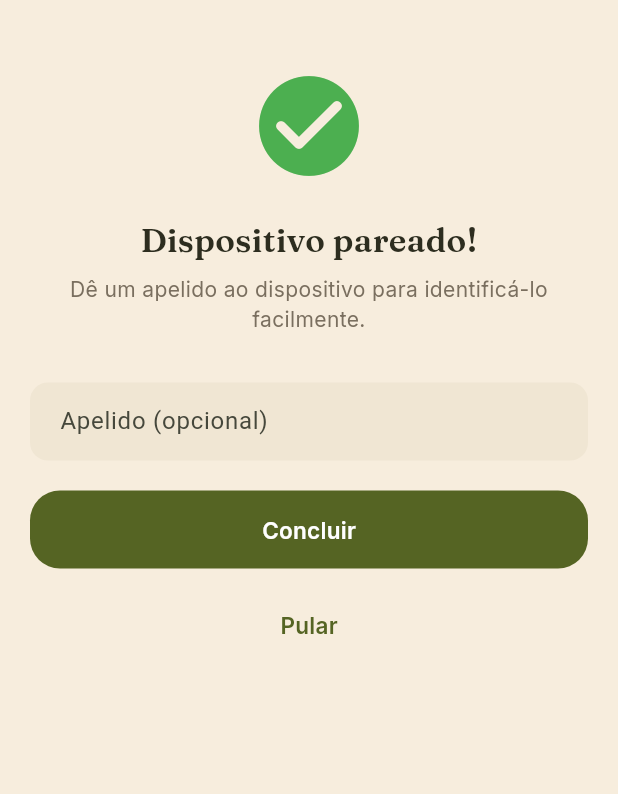
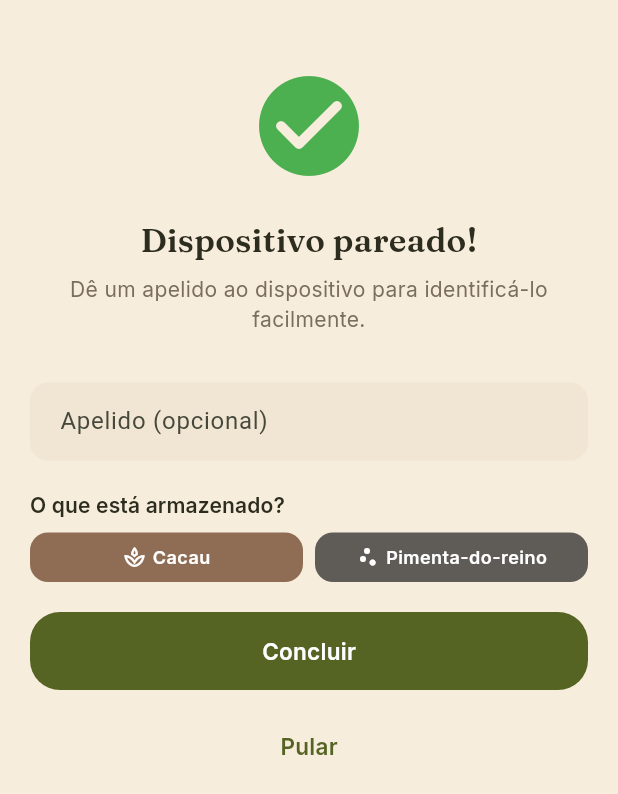
Before and after one commit to ramonsss/MQTT_Projeto_Vena, a Flutter app: the PairingSuccessStep widget shown alone on an empty page, opened directly with empty values, on a phone screen of 412 x 824 dp. Shown: the top 794 px of the screen. Run offline on Flutter 3.47's test engine with Material 3 defaults, Android fonts, the phone set to English and light mode, and no system bars; our stand-ins replace dio, drift, drift_flutter, fl_chart, flutter_riverpod, flutter_secure_storage and 5 more; missing offline and left inert: flutter_reactive_ble, mobile_scanner, mqtt_client; accounts and stored records are empty; generated files the repository leaves out were written again.

Commit message:
feat: adicionar campo de conteudo a relacao dispositivo usuario

```diff
--- a/mobile/lib/core/db/daos/device_dao.dart
+++ b/mobile/lib/core/db/daos/device_dao.dart
@@ -21,4 +21,10 @@ class DeviceDao extends DatabaseAccessor<AppDatabase> with _$DeviceDaoMixin {
       (update(devices)..where((t) => t.deviceId.equals(deviceId))).write(
         DevicesCompanion(alias: Value(alias)),
       );
+
+  // Update only the storedContent field (local-only, no outbox).
+  Future<void> updateStoredContent(String deviceId, String? content) =>
+      (update(devices)..where((t) => t.deviceId.equals(deviceId))).write(
+        DevicesCompanion(storedContent: Value(content)),
+      );
 }
--- a/mobile/lib/core/db/tables/devices_table.dart
+++ b/mobile/lib/core/db/tables/devices_table.dart
@@ -6,6 +6,8 @@ class Devices extends Table {
   TextColumn get status => text().withDefault(const Constant('offline'))();
   IntColumn get lastSeenAt => integer().nullable()();
   TextColumn get fwVersion => text().nullable()();
+  // v2: what the user stores inside this Vena unit (local-only, no backend sync).
+  TextColumn get storedContent => text().nullable()();
 
   @override
   Set<Column> get primaryKey => {deviceId};
--- a/mobile/lib/features/pairing/presentation/widgets/pairing_success_step.dart
+++ b/mobile/lib/features/pairing/presentation/widgets/pairing_success_step.dart
@@ -1,4 +1,4 @@
-// E4 — PairingSuccessStep: confirmation with alias input.
+// E4 — PairingSuccessStep: confirmation with alias + stored-content input.
 
 import 'package:flutter/material.dart';
 
@@ -6,6 +6,7 @@ import '../../../../core/theme/colors.dart';
 import '../../../../design_system/components/vena_button.dart';
 import '../../../../design_system/tokens.dart';
 import '../../../../design_system/typography.dart';
+import 'stored_content_selector.dart';
 
 class PairingSuccessStep extends StatefulWidget {
   const PairingSuccessStep({
@@ -13,7 +14,8 @@ class PairingSuccessStep extends StatefulWidget {
     required this.onFinish,
   });
 
-  final void Function(String alias) onFinish;
+  /// [alias] may be empty (user skipped); [storedContent] may be null.
+  final void Function(String alias, String? storedContent) onFinish;
 
   @override
   State<PairingSuccessStep> createState() => _PairingSuccessStepState();
@@ -22,6 +24,7 @@ class PairingSuccessStep extends StatefulWidget {
 class _PairingSuccessStepState extends State<PairingSuccessStep>
     with SingleTickerProviderStateMixin {
   final _controller = TextEditingController();
+  String? _storedContent;
   late final AnimationController _anim;
   late final Animation<double> _scale;
 
@@ -85,18 +88,23 @@ class _PairingSuccessStepState extends State<PairingSuccessStep>
                 borderRadius: BorderRadius.circular(VenaRadius.md),
               ),
             ),
-            onSubmitted: (_) => widget.onFinish(_controller.text),
+            onSubmitted: (_) =>
+                widget.onFinish(_controller.text, _storedContent),
+          ),
+          const SizedBox(height: VenaSpacing.xl),
+          StoredContentSelector(
+            onChanged: (value) => setState(() => _storedContent = value),
           ),
           const SizedBox(height: VenaSpacing.xl),
           VenaButton(
             label: 'Concluir',
-            onPressed: () => widget.onFinish(_controller.text),
+            onPressed: () => widget.onFinish(_controller.text, _storedContent),
           ),
           const SizedBox(height: VenaSpacing.md),
           VenaButton(
             label: 'Pular',
             variant: VenaButtonVariant.ghost,
-            onPressed: () => widget.onFinish(''),
+            onPressed: () => widget.onFinish('', null),
           ),
         ],
       ),
--- /dev/null
+++ b/mobile/lib/features/pairing/presentation/widgets/stored_content_selector.dart
@@ -0,0 +1,138 @@
+// B2 — StoredContentSelector: quick-fill widget for "what is stored" field.
+//
+// Shows two ChoiceChips (Cacau, Pimenta-do-reino).
+
+import 'package:flutter/material.dart';
+
+import '../../../../design_system/tokens.dart';
+import '../../../../design_system/typography.dart';
+
+/// The two content options.
+enum _ContentOption { cacau, pimenta }
+
+extension _ContentOptionData on _ContentOption {
+  String get label => switch (this) {
+        _ContentOption.cacau => 'Cacau',
+        _ContentOption.pimenta => 'Pimenta-do-reino',
+      };
+
+  Color get chipColor => switch (this) {
+        _ContentOption.cacau => const Color(0xFF6B4226),
+        _ContentOption.pimenta => const Color(0xFF2C2C2C),
+      };
+
+  IconData get chipIcon => switch (this) {
+        _ContentOption.cacau => Icons.spa_outlined,
+        _ContentOption.pimenta => Icons.scatter_plot,
+      };
+}
+
+class StoredContentSelector extends StatefulWidget {
+  const StoredContentSelector({
+    super.key,
+    required this.onChanged,
+    this.initialValue,
+  });
+
+  /// Called whenever the selection changes.
+  /// - `null`  → user cleared
+  /// - non-null → the selected content label
+  final void Function(String? value) onChanged;
+
+  /// Pre-fill when editing an existing device.
+  final String? initialValue;
+
+  @override
+  State<StoredContentSelector> createState() => _StoredContentSelectorState();
+}
+
+class _StoredContentSelectorState extends State<StoredContentSelector> {
+  _ContentOption? _selected;
+
+  @override
+  void initState() {
+    super.initState();
+    final initial = widget.initialValue;
+    if (initial != null && initial.isNotEmpty) {
+      final match = _ContentOption.values
+          .cast<_ContentOption?>()
+          .firstWhere(
+            (o) => o?.label == initial,
+            orElse: () => null,
+          );
+      _selected = match;
+    }
+  }
+
+  void _onChipTap(_ContentOption option) {
+    setState(() {
+      if (_selected == option) {
+        // Tap again to deselect.
+        _selected = null;
+        widget.onChanged(null);
+      } else {
+        _selected = option;
+        widget.onChanged(option.label);
+      }
+    });
+  }
+
+  @override
+  Widget build(BuildContext context) {
+    return Column(
+      crossAxisAlignment: CrossAxisAlignment.stretch,
+      children: [
+        Text(
+          'O que está armazenado?',
+          style: VenaTypography.labelLarge,
+        ),
+        const SizedBox(height: VenaSpacing.sm),
+        Row(
+          children: [
+            Expanded(child: _buildChip(_ContentOption.cacau)),
+            const SizedBox(width: VenaSpacing.sm),
+            Expanded(child: _buildChip(_ContentOption.pimenta)),
+          ],
+        ),
+      ],
+    );
+  }
+
+  Widget _buildChip(_ContentOption option) {
+    final isSelected = _selected == option;
+    final chipColor = option.chipColor;
+
+    // Custom container instead of ChoiceChip so it respects Expanded width.
+    return GestureDetector(
+      onTap: () => _onChipTap(option),
+      child: AnimatedContainer(
+        duration: const Duration(milliseconds: 150),
+        padding: const EdgeInsets.symmetric(
+          horizontal: VenaSpacing.md,
+          vertical: VenaSpacing.sm,
+        ),
+        decoration: BoxDecoration(
+          color: isSelected ? chipColor : chipColor.withValues(alpha: 0.75),
+          borderRadius: BorderRadius.circular(VenaRadius.md),
+          border: isSelected
+              ? Border.all(color: Colors.white.withValues(alpha: 0.4), width: 2)
+              : null,
+        ),
+        child: Row(
+          mainAxisAlignment: MainAxisAlignment.center,
+          children: [
+            Icon(option.chipIcon, size: 16, color: Colors.white),
+            const SizedBox(width: VenaSpacing.xs),
+            Text(
+              option.label,
+              style: VenaTypography.labelMedium.copyWith(
+                color: Colors.white,
+                fontWeight: FontWeight.w600,
+              ),
+            ),
+          ],
+        ),
+      ),
+    );
+  }
+}
--- a/mobile/lib/main_mock.dart
+++ b/mobile/lib/main_mock.dart
@@ -27,6 +27,7 @@ import 'core/ble/ble_provider.dart';
 import 'core/ble/ble_service.dart';
 import 'core/db/app_database.dart';
 import 'core/network/device_api.dart';
+import 'features/pairing/presentation/pair_screen.dart';
 
 // ── Fake token storage ───────────────────────────────────────────────────────
 
@@ -66,6 +67,7 @@ Future<void> _seedDatabase(AppDatabase db) async {
     status: const Value('online'),
     lastSeenAt: Value(now),
     fwVersion: const Value('1.3.0'),
+    storedContent: const Value('Cacau'),
   ));
   await db.telemetryDao.upsertLatestState(LatestStatesCompanion(
     deviceId: const Value('vena-a1b2c3'),
@@ -380,6 +382,7 @@ void main() async {
             .overrideWithValue(_MockSecureStorage()),
         deviceApiProvider.overrideWithValue(_buildMockDeviceApi()),
         bleServiceProvider.overrideWithValue(_MockBleService()),
+        mockQrBypassProvider.overrideWithValue(true),
       ],
       child: const VenaApp(),
     ),
--- a/mobile/pubspec.yaml
+++ b/mobile/pubspec.yaml
@@ -71,6 +71,7 @@ flutter:
 
   assets:
     - assets/images/logo.png
+    - assets/icons/
 
   # To add custom fonts to your application, add a fonts section here,
   # in this "flutter" section. Each entry in this list should have a
```
Also changed, not shown: mobile/lib/core/db/app_database.dart (+10 -1 lines), mobile/lib/features/devices/presentation/device_card.dart (+61 -5 lines), mobile/lib/features/pairing/application/pairing_provider.dart (+15 -2 lines), mobile/lib/features/pairing/presentation/pair_screen.dart (+54 -7 lines), mobile/lib/core/db/app_database.g.dart, mobile/lib/features/pairing/application/pairing_provider.g.dart, 1 other file.
